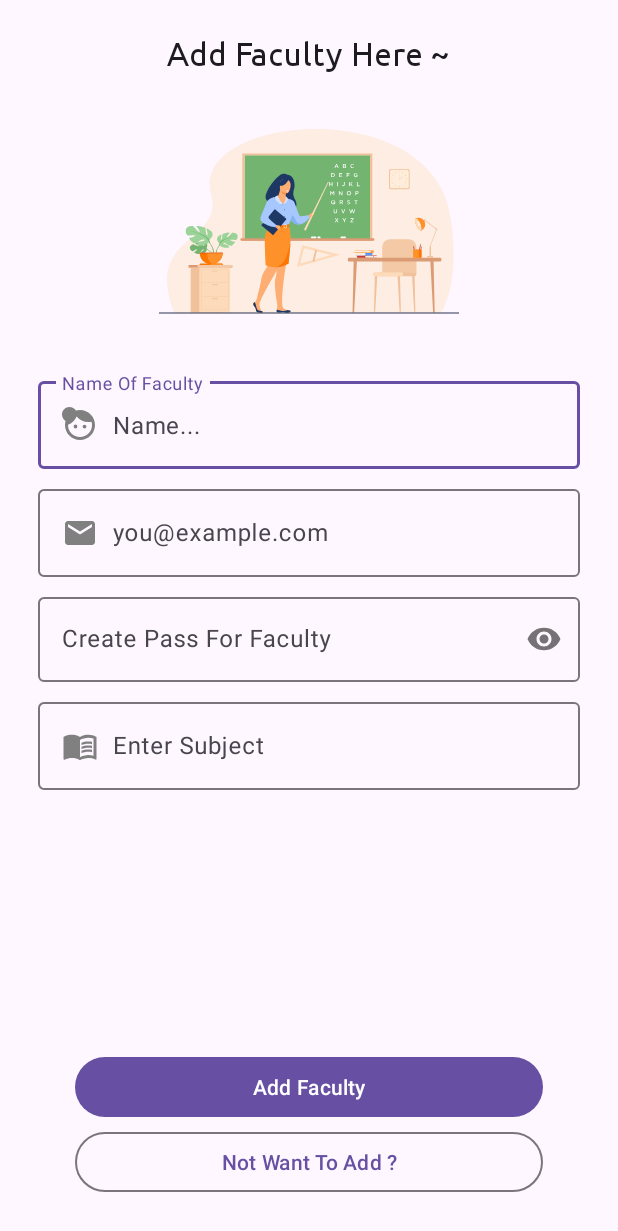
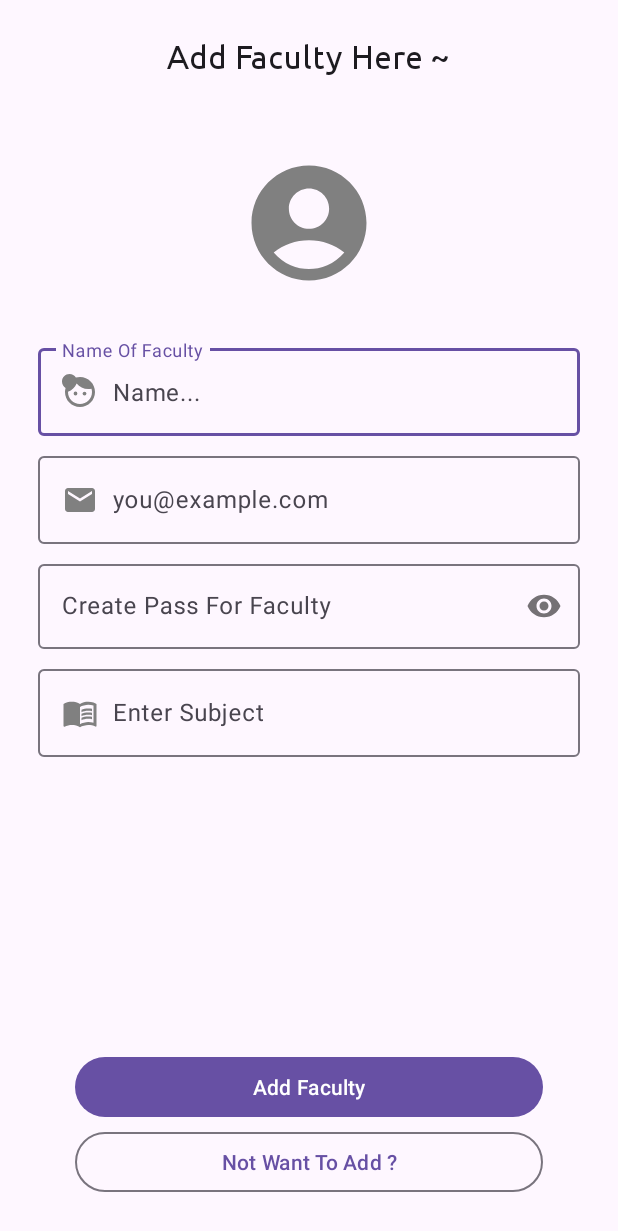
Before and after one commit to Admin-573/StudyMate, an Android app: the Admin_panel screen opened directly, with no data from a screen before it, in the side drawer, after a tap on "Add Faculty", on a phone screen of 412 x 824 dp. Shown: the top 1231 px of the screen. Run offline under Robolectric (Android 15) with nearby library versions, the light colour scheme and no system bars; our stand-ins replace CircleImageView.

Commit message:
Update Rc2.5

```diff
--- a/app/src/main/java/com/example/studymate/database/AdminModel.kt
+++ b/app/src/main/java/com/example/studymate/database/AdminModel.kt
@@ -1,7 +1,4 @@
 package com.example.studymate.database
-
-import android.net.Uri
-import java.util.Date
 
 data class AdminModel (
     // Admin Content
@@ -10,12 +7,14 @@ data class AdminModel (
     var admin_email : String = "",
 
     // Faculty Content
+    var faculty_image : ByteArray? = null,
     var faculty_name : String = "",
     var faculty_email : String = "",
     var faculty_password : String = "",
     var faculty_sub : String = "",
 
     // Student Content
+    var student_image : ByteArray? = null,
     var student_name : String = "",
     var student_email : String = "",
     var student_password : String = "",
--- a/app/src/main/java/com/example/studymate/database/SQLiteHelper.kt
+++ b/app/src/main/java/com/example/studymate/database/SQLiteHelper.kt
@@ -7,8 +7,6 @@ import android.database.Cursor
 import android.database.sqlite.SQLiteDatabase
 import android.database.sqlite.SQLiteException
 import android.database.sqlite.SQLiteOpenHelper
-import android.widget.TextView
-import androidx.core.database.getBlobOrNull
 
 class SQLiteHelper(context: Context) : SQLiteOpenHelper(context,
     DATABASE_NAME,null,
@@ -27,6 +25,7 @@ class SQLiteHelper(context: Context) : SQLiteOpenHelper(context,
 
         //Faculty Table
         private const val TBL_FACULTY = "tbl_faculty"
+        private const val FACULTY_IMAGE = "faculty_image"
         private const val FACULTY_NAME = "faculty_name"
         private const val FACULTY_EMAIL = "faculty_email"
         private const val FACULTY_PASSWORD = "faculty_password"
@@ -34,6 +33,7 @@ class SQLiteHelper(context: Context) : SQLiteOpenHelper(context,
 
         //Student Table
         private const val TBL_STUDENT = "tbl_student"
+        private const val STUDENT_IMAGE = "student_image"
         private const val STUDENT_NAME = "student_name"
         private const val STUDENT_EMAIL = "student_email"
         private const val STUDENT_PASSWORD = "student_password"
@@ -58,11 +58,11 @@ class SQLiteHelper(context: Context) : SQLiteOpenHelper(context,
         p0?.execSQL(createTblAdmin)
 
         //Faculty Table
-        val createTblFaculty = "CREATE TABLE $TBL_FACULTY($FACULTY_NAME TEXT,$FACULTY_EMAIL VARCHAR(128) PRIMARY KEY,$FACULTY_PASSWORD TEXT,$FACULTY_SUB VARCHAR(256));"
+        val createTblFaculty = "CREATE TABLE $TBL_FACULTY($FACULTY_IMAGE BLOB,$FACULTY_NAME TEXT,$FACULTY_EMAIL VARCHAR(128) PRIMARY KEY,$FACULTY_PASSWORD TEXT,$FACULTY_SUB VARCHAR(256));"
         p0?.execSQL(createTblFaculty)
 
         //Student Table
-        val createTblStudent = "CREATE TABLE $TBL_STUDENT($STUDENT_NAME TEXT,$STUDENT_EMAIL VARCHAR(128) PRIMARY KEY,$STUDENT_PASSWORD TEXT,$STUDENT_CLASS VARCHAR(256));"
+        val createTblStudent = "CREATE TABLE $TBL_STUDENT($STUDENT_IMAGE BLOB,$STUDENT_NAME TEXT,$STUDENT_EMAIL VARCHAR(128) PRIMARY KEY,$STUDENT_PASSWORD TEXT,$STUDENT_CLASS VARCHAR(256));"
         p0?.execSQL(createTblStudent)
 
         //Notice Table
@@ -114,6 +114,7 @@ class SQLiteHelper(context: Context) : SQLiteOpenHelper(context,
         val db = this.writableDatabase
 
         val contentValues = ContentValues()
+        contentValues.put(FACULTY_IMAGE,adm.faculty_image)
         contentValues.put(FACULTY_NAME,adm.faculty_name)
         contentValues.put(FACULTY_EMAIL,adm.faculty_email)
         contentValues.put(FACULTY_PASSWORD,adm.faculty_password)
@@ -177,6 +178,7 @@ class SQLiteHelper(context: Context) : SQLiteOpenHelper(context,
             return ArrayList()
         }
 
+        var image:ByteArray
         var name : String
         var email : String
         var password : String
@@ -184,13 +186,13 @@ class SQLiteHelper(context: Context) : SQLiteOpenHelper(context,
 
         if(cursor.moveToFirst()){
             do{
-
+                image = cursor.getBlob(cursor.getColumnIndex(FACULTY_IMAGE))
                 name = cursor.getString(cursor.getColumnIndex("faculty_name"))
                 email = cursor.getString(cursor.getColumnIndex("faculty_email"))
                 password = cursor.getString(cursor.getColumnIndex("faculty_password"))
                 subject = cursor.getString(cursor.getColumnIndex("faculty_sub"))
 
-                val adm = AdminModel(faculty_name = name, faculty_email = email, faculty_password = password, faculty_sub = subject)
+                val adm = AdminModel(faculty_image = image,faculty_name = name, faculty_email = email, faculty_password = password, faculty_sub = subject)
                 admList.add(adm)
 
             } while (cursor.moveToNext())
@@ -230,6 +232,7 @@ class SQLiteHelper(context: Context) : SQLiteOpenHelper(context,
         val db = this.writableDatabase
 
         val contentValues = ContentValues()
+        contentValues.put(STUDENT_IMAGE,adm.student_image)
         contentValues.put(STUDENT_NAME,adm.student_name)
         contentValues.put(STUDENT_EMAIL,adm.student_email)
         contentValues.put(STUDENT_PASSWORD,adm.student_password)
@@ -257,7 +260,7 @@ class SQLiteHelper(context: Context) : SQLiteOpenHelper(context,
             db.execSQL(selectQuery)
             return ArrayList()
         }
-
+        var image : ByteArray
         var name : String
         var email : String
         var password : String
@@ -265,13 +268,13 @@ class SQLiteHelper(context: Context) : SQLiteOpenHelper(context,
 
         if(cursor.moveToFirst()){
             do{
-
+                image = cursor.getBlob(cursor.getColumnIndex(STUDENT_IMAGE))
                 name = cursor.getString(cursor.getColumnIndex("student_name"))
                 email = cursor.getString(cursor.getColumnIndex("student_email"))
                 password = cursor.getString(cursor.getColumnIndex("student_password"))
                 stud_class = cursor.getString(cursor.getColumnIndex("student_class"))
 
-                val adm = AdminModel(student_name = name, student_email = email, student_password = password, student_class = stud_class)
+                val adm = AdminModel(student_name = name, student_email = email, student_password = password, student_class = stud_class, student_image = image)
                 admList.add(adm)
 
             } while (cursor.moveToNext())
--- a/app/src/main/java/com/example/studymate/student/StudentAdapter.kt
+++ b/app/src/main/java/com/example/studymate/student/StudentAdapter.kt
@@ -1,9 +1,11 @@
 package com.example.studymate.student
 
+import android.graphics.BitmapFactory
 import android.view.LayoutInflater
 import android.view.View
 import android.view.ViewGroup
 import android.widget.Button
+import android.widget.ImageView
 import android.widget.TextView
 import androidx.recyclerview.widget.RecyclerView
 import com.example.studymate.R
@@ -50,12 +52,16 @@ class StudentAdapter : RecyclerView.Adapter<StudentAdapter.StudentViewHolder>()
         private var name = view.findViewById<TextView>(R.id.student_view_name)
         private var email = view.findViewById<TextView>(R.id.student_view_email)
         private var sub = view.findViewById<TextView>(R.id.student_view_sub)
+        private var image = view.findViewById<ImageView>(R.id.student_view_image)
         var btnDelete = view.findViewById<Button>(R.id.btnDeleteStudent)
 
         fun bindView(adm : AdminModel){
             name.text = adm.student_name
             email.text = adm.student_email
             sub.text = adm.student_class
+            if (adm.student_image!=null){
+                image.setImageBitmap(BitmapFactory.decodeByteArray(adm.student_image,0,adm.student_image!!.size))
+            }
         }
     }
 }
--- a/app/src/main/res/layout/activity_faculty_add.xml
+++ b/app/src/main/res/layout/activity_faculty_add.xml
@@ -26,19 +26,17 @@
             android:textAppearance="@style/TextAppearance.AppCompat.Large"
             android:textSize="22sp" />
 
-        <com.airbnb.lottie.LottieAnimationView
-            android:id="@+id/under_dev"
-            android:layout_width="200dp"
-            android:layout_height="200dp"
+        <de.hdodenhof.circleimageview.CircleImageView
+            android:id="@+id/faculty_image"
+            android:layout_width="92dp"
+            android:layout_height="92dp"
+            android:src="@drawable/name"
             app:layout_constraintBottom_toBottomOf="parent"
             app:layout_constraintEnd_toEndOf="parent"
-            app:layout_constraintHorizontal_bias="0.5"
             app:layout_constraintStart_toStartOf="parent"
             app:layout_constraintTop_toTopOf="parent"
-            app:layout_constraintVertical_bias="0.5"
-            app:lottie_autoPlay="true"
-            app:lottie_loop="true"
-            app:lottie_rawRes="@raw/admin_add_faculty" />
+            android:layout_marginTop="52dp"
+            android:layout_marginBottom="32dp"/>
 
         <com.google.android.material.textfield.TextInputLayout
             android:layout_width="match_parent"
```
Also changed, not shown: app/src/main/java/com/example/studymate/faculty/FacultyAdapter.kt (+13 -1 lines), app/src/main/java/com/example/studymate/faculty/faculty_add.kt (+51 -19 lines), app/src/main/java/com/example/studymate/student/student_add.kt (+63 -28 lines), app/src/main/res/layout/activity_student_add.xml (+9 -9 lines), app/src/main/res/layout/card_faculty_data.xml (+7 -0 lines), app/src/main/res/layout/card_student_data.xml (+7 -0 lines).
